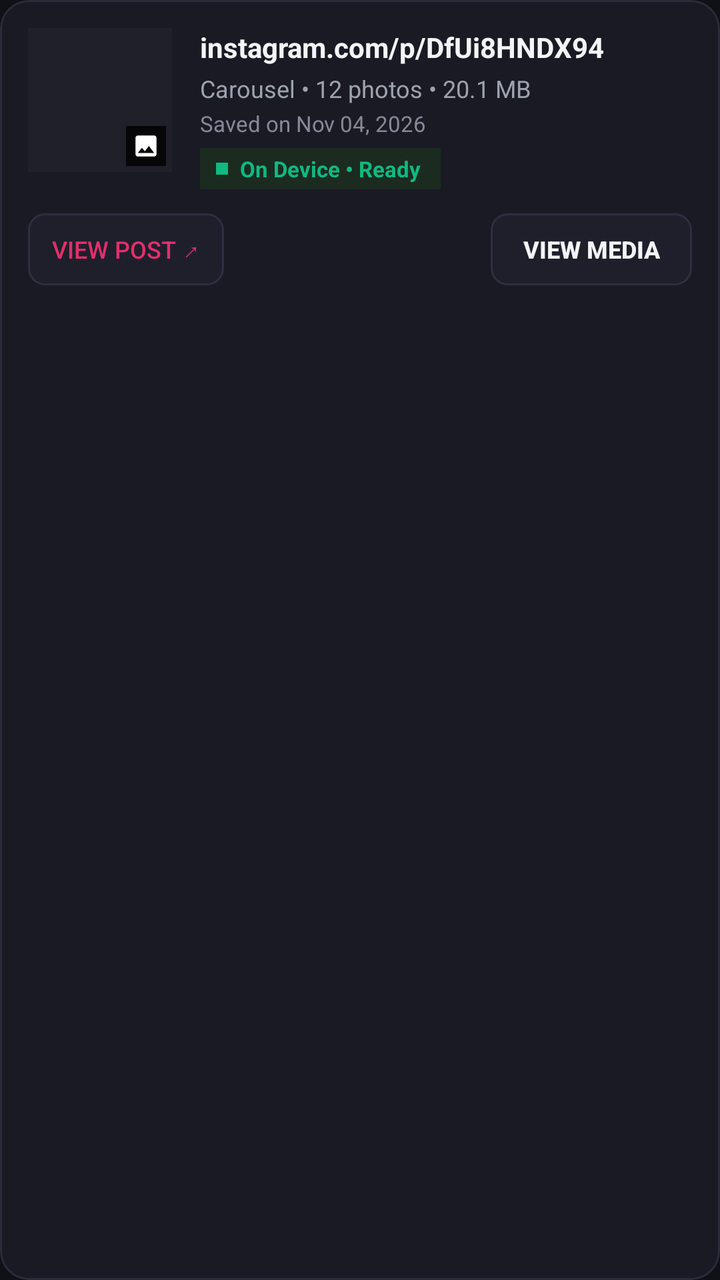
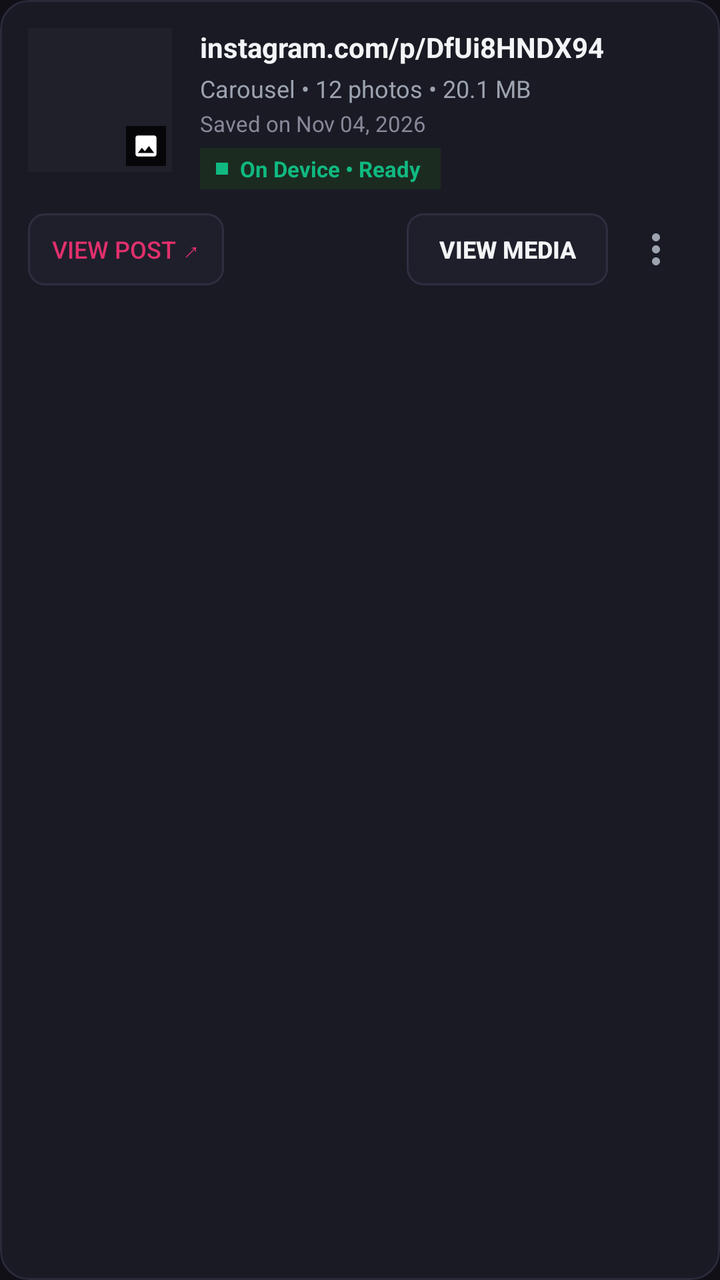

Before-and-after screenshots of an Android layout around one commit, followed by the original layout XML and the change that was made.
<!-- AndroidManifest.xml: application theme Theme.InstaSave -->
<!-- res/layout/item_history_card.xml -->
<?xml version="1.0" encoding="utf-8"?>
<LinearLayout xmlns:android="http://schemas.android.com/apk/res/android"
    android:layout_width="match_parent"
    android:layout_height="wrap_content"
    android:orientation="vertical"
    android:background="@drawable/card_background"
    android:layout_marginStart="14dp"
    android:layout_marginEnd="14dp"
    android:layout_marginTop="6dp"
    android:layout_marginBottom="6dp"
    android:clipToOutline="true"
    android:padding="14dp"
    android:foreground="?android:attr/selectableItemBackground">

    
    <LinearLayout
        android:layout_width="match_parent"
        android:layout_height="wrap_content"
        android:orientation="horizontal"
        android:gravity="top">

        
        <FrameLayout
            android:layout_width="72dp"
            android:layout_height="72dp"
            android:background="#20202A"
            android:clipToOutline="true">

            <ImageView
                android:id="@+id/ivHistoryThumbnail"
                android:layout_width="match_parent"
                android:layout_height="match_parent"
                android:scaleType="centerCrop"
                android:contentDescription="Thumbnail" />

            
            <ImageView
                android:id="@+id/ivHistoryTypeIcon"
                android:layout_width="20dp"
                android:layout_height="20dp"
                android:layout_gravity="bottom|end"
                android:layout_margin="3dp"
                android:background="#CC000000"
                android:padding="3dp"
                android:src="@drawable/ic_image"
                android:tint="@color/white"
                android:contentDescription="Type" />

            
            <ImageView
                android:id="@+id/ivDeletedBadge"
                android:layout_width="20dp"
                android:layout_height="20dp"
                android:layout_gravity="top|start"
                android:layout_margin="3dp"
                android:background="#CC000000"
                android:padding="3dp"
                android:src="@drawable/ic_cloud_download"
                android:tint="@color/insta_coral"
                android:visibility="gone"
                android:contentDescription="Deleted from local storage" />
        </FrameLayout>

        
        <LinearLayout
            android:layout_width="0dp"
            android:layout_height="wrap_content"
            android:layout_weight="1"
            android:orientation="vertical"
            android:layout_marginStart="14dp">

            
            <TextView
                android:id="@+id/tvHistoryTitle"
                android:layout_width="match_parent"
                android:layout_height="wrap_content"
                android:text="instagram.com/p/DfUi8HNDX94"
                android:textColor="@color/text_primary"
                android:textSize="14sp"
                android:textStyle="bold"
                android:maxLines="1"
                android:ellipsize="middle" />

            
            <TextView
                android:id="@+id/tvHistorySubtitle"
                android:layout_width="match_parent"
                android:layout_height="wrap_content"
                android:text="Carousel • 12 photos • 20.1 MB"
                android:textColor="@color/text_secondary"
                android:textSize="12sp"
                android:layout_marginTop="3dp"
                android:maxLines="1"
                android:ellipsize="end" />

            
            <TextView
                android:id="@+id/tvHistoryDate"
                android:layout_width="match_parent"
                android:layout_height="wrap_content"
                android:text="Saved on Nov 04, 2026"
                android:textColor="#888899"
                android:textSize="11sp"
                android:layout_marginTop="2dp"
                android:maxLines="1" />

            
            <LinearLayout
                android:id="@+id/layoutStatusBadge"
                android:layout_width="wrap_content"
                android:layout_height="wrap_content"
                android:orientation="horizontal"
                android:gravity="center_vertical"
                android:layout_marginTop="5dp"
                android:paddingStart="8dp"
                android:paddingEnd="10dp"
                android:paddingTop="3dp"
                android:paddingBottom="3dp"
                android:background="#1B2B20">

                <View
                    android:id="@+id/dotStatus"
                    android:layout_width="6dp"
                    android:layout_height="6dp"
                    android:background="@color/status_green" />

                <TextView
                    android:id="@+id/tvStatusText"
                    android:layout_width="wrap_content"
                    android:layout_height="wrap_content"
                    android:layout_marginStart="6dp"
                    android:text="On Device • Ready"
                    android:textColor="@color/status_green"
                    android:textSize="11sp"
                    android:textStyle="bold"
                    android:maxLines="1" />
            </LinearLayout>
        </LinearLayout>
    </LinearLayout>

    
    <LinearLayout
        android:id="@+id/layoutDownloadProgress"
        android:layout_width="match_parent"
        android:layout_height="wrap_content"
        android:orientation="vertical"
        android:layout_marginTop="10dp"
        android:paddingStart="4dp"
        android:paddingEnd="4dp"
        android:visibility="gone">

        <LinearLayout
            android:layout_width="match_parent"
            android:layout_height="wrap_content"
            android:orientation="horizontal"
            android:gravity="center_vertical">

            <TextView
                android:id="@+id/tvProgressMessage"
                android:layout_width="0dp"
                android:layout_height="wrap_content"
                android:layout_weight="1"
                android:text="Re-downloading..."
                android:textColor="@color/insta_pink"
                android:textSize="12sp"
                android:textStyle="bold"
                android:maxLines="1"
                android:ellipsize="end" />

            <TextView
                android:id="@+id/tvProgressPercent"
                android:layout_width="wrap_content"
                android:layout_height="wrap_content"
                android:text="0%"
                android:textColor="@color/text_primary"
                android:textSize="12sp"
                android:textStyle="bold"
                android:layout_marginStart="8dp" />
        </LinearLayout>

        <ProgressBar
            android:id="@+id/pbHistoryHorizontal"
            style="?android:attr/progressBarStyleHorizontal"
            android:layout_width="match_parent"
            android:layout_height="6dp"
            android:layout_marginTop="5dp"
            android:progressTint="@color/insta_pink"
            android:progressBackgroundTint="#33FFFFFF"
            android:max="100"
            android:progress="0" />
    </LinearLayout>

    
    <LinearLayout
        android:layout_width="match_parent"
        android:layout_height="wrap_content"
        android:orientation="horizontal"
        android:gravity="center_vertical"
        android:layout_marginTop="12dp">

        
        <Button
            android:id="@+id/btnOpenInstagram"
            style="@style/Widget.AppCompat.Button.Borderless"
            android:layout_width="wrap_content"
            android:layout_height="36dp"
            android:text="View Post ↗"
            android:textSize="12sp"
            android:textColor="@color/insta_pink"
            android:background="@drawable/btn_segment_inactive"
            android:paddingStart="12dp"
            android:paddingEnd="12dp"
            android:layout_marginEnd="8dp" />

        <View
            android:layout_width="0dp"
            android:layout_height="1dp"
            android:layout_weight="1" />

        
        <ProgressBar
            android:id="@+id/pbRedownload"
            android:layout_width="26dp"
            android:layout_height="26dp"
            android:layout_marginEnd="8dp"
            android:indeterminateTint="@color/insta_pink"
            android:visibility="gone" />

        
        <Button
            android:id="@+id/btnViewMedia"
            style="@style/Widget.AppCompat.Button.Borderless"
            android:layout_width="wrap_content"
            android:layout_height="36dp"
            android:text="View Media"
            android:textSize="12sp"
            android:textStyle="bold"
            android:textColor="@color/text_primary"
            android:background="@drawable/btn_segment_inactive"
            android:paddingStart="16dp"
            android:paddingEnd="16dp"
            android:visibility="visible" />

        
        <Button
            android:id="@+id/btnRedownload"
            style="@style/Widget.AppCompat.Button.Borderless"
            android:layout_width="wrap_content"
            android:layout_height="36dp"
            android:text="☁  Re-download"
            android:textSize="12sp"
            android:textStyle="bold"
            android:textColor="@color/white"
            android:background="@drawable/btn_rounded_accent"
            android:backgroundTint="@color/insta_pink"
            android:paddingStart="16dp"
            android:paddingEnd="16dp"
            android:visibility="gone" />
    </LinearLayout>

</LinearLayout>
<!-- resources referenced by this layout -->
<resources>
  <color name="insta_coral">#FD1D1D</color>
  <color name="insta_pink">#E1306C</color>
  <color name="status_green">#10B981</color>
  <color name="text_primary">#F3F4F6</color>
  <color name="text_secondary">#9CA3AF</color>
  <color name="white">#FFFFFFFF</color>
  <!-- drawable btn_rounded_accent (drawable) -->
  <?xml version="1.0" encoding="utf-8"?>
  <shape xmlns:android="http://schemas.android.com/apk/res/android"
      android:shape="rectangle">
      <corners android:radius="18dp" />
      <gradient
          android:angle="0"
          android:startColor="#833AB4"
          android:centerColor="#FD1D1D"
          android:endColor="#FCB045"
          android:type="linear" />
  </shape>
  <!-- drawable btn_segment_inactive (drawable) -->
  <?xml version="1.0" encoding="utf-8"?>
  <shape xmlns:android="http://schemas.android.com/apk/res/android"
      android:shape="rectangle">
      <corners android:radius="8dp" />
      <solid android:color="#1F1F2C" />
      <stroke android:width="1dp" android:color="#2E2E40" />
  </shape>
  <!-- drawable card_background (drawable) -->
  <?xml version="1.0" encoding="utf-8"?>
  <shape xmlns:android="http://schemas.android.com/apk/res/android"
      android:shape="rectangle">
      <solid android:color="@color/card_bg" />
      <corners android:radius="14dp" />
      <stroke
          android:width="1dp"
          android:color="@color/card_stroke" />
  </shape>
  <!-- drawable ic_cloud_download (drawable) -->
  <?xml version="1.0" encoding="utf-8"?>
  <vector xmlns:android="http://schemas.android.com/apk/res/android"
      android:width="24dp"
      android:height="24dp"
      android:viewportWidth="24"
      android:viewportHeight="24">
      <path
          android:fillColor="#E1306C"
          android:pathData="M19.35,10.04C18.67,6.59 15.64,4 12,4 9.11,4 6.6,5.64 5.35,8.04 2.34,8.36 0,10.91 0,14c0,3.31 2.69,6 6,6h13c2.76,0 5,-2.24 5,-5 0,-2.64 -2.05,-4.78 -4.65,-4.96zM17,13l-5,5 -5,-5h3V9h4v4h3z" />
  </vector>
  <!-- drawable ic_image (drawable) -->
  <?xml version="1.0" encoding="utf-8"?>
  <vector xmlns:android="http://schemas.android.com/apk/res/android"
      android:width="24dp"
      android:height="24dp"
      android:viewportWidth="24"
      android:viewportHeight="24">
      <path
          android:fillColor="#E0E0E0"
          android:pathData="M21,19V5c0,-1.1 -0.9,-2 -2,-2H5c-1.1,0 -2,0.9 -2,2v14c0,1.1 0.9,2 2,2h14c1.1,0 2,-0.9 2,-2zM8.5,13.5l2.5,3.01L14.5,12l4.5,6H5l3.5,-4.5z" />
  </vector>
  <style name="Theme.InstaSave" parent="Theme.AppCompat.DayNight.NoActionBar">
          <item name="colorPrimary">@color/insta_pink</item>
          <item name="colorPrimaryDark">#101016</item>
          <item name="colorAccent">@color/insta_coral</item>
          <item name="android:windowBackground">@color/bg_dark</item>
          <item name="android:statusBarColor">#101016</item>
          <item name="android:navigationBarColor">#101016</item>
      </style>
  <color name="card_bg">#1A1A24</color>
  <color name="card_stroke">#2A2A3A</color>
  <color name="bg_dark">#101016</color>
</resources>

<!-- the commit's change to res/layout/item_history_card.xml (unified diff, before → after) -->
@@ -256,6 +256,17 @@
             android:paddingStart="16dp"
             android:paddingEnd="16dp"
             android:visibility="gone" />
+
+        
+        <ImageButton
+            android:id="@+id/btnMoreOptions"
+            android:layout_width="36dp"
+            android:layout_height="36dp"
+            android:layout_marginStart="6dp"
+            android:src="@drawable/ic_more_vert"
+            android:tint="@color/text_secondary"
+            android:background="?android:attr/selectableItemBackgroundBorderless"
+            android:contentDescription="Options" />
     </LinearLayout>
 
 </LinearLayout>
<!-- resource entries referenced after the edit -->
@@ -58,6 +58,16 @@
           android:fillColor="#E0E0E0"
           android:pathData="M21,19V5c0,-1.1 -0.9,-2 -2,-2H5c-1.1,0 -2,0.9 -2,2v14c0,1.1 0.9,2 2,2h14c1.1,0 2,-0.9 2,-2zM8.5,13.5l2.5,3.01L14.5,12l4.5,6H5l3.5,-4.5z" />
   </vector>
+  <!-- drawable ic_more_vert (drawable) -->
+  <vector xmlns:android="http://schemas.android.com/apk/res/android"
+      android:width="24dp"
+      android:height="24dp"
+      android:viewportWidth="24"
+      android:viewportHeight="24">
+      <path
+          android:fillColor="#FFFFFFFF"
+          android:pathData="M12,8c1.1,0 2,-0.9 2,-2s-0.9,-2 -2,-2 -2,0.9 -2,2 0.9,2 2,2zM12,10c-1.1,0 -2,0.9 -2,2s0.9,2 2,2 2,-0.9 2,-2 -0.9,-2 -2,-2zM12,16c-1.1,0 -2,0.9 -2,2s0.9,2 2,2 2,-0.9 2,-2 -0.9,-2 -2,-2z"/>
+  </vector>
   <style name="Theme.InstaSave" parent="Theme.AppCompat.DayNight.NoActionBar">
           <item name="colorPrimary">@color/insta_pink</item>
           <item name="colorPrimaryDark">#101016</item>
